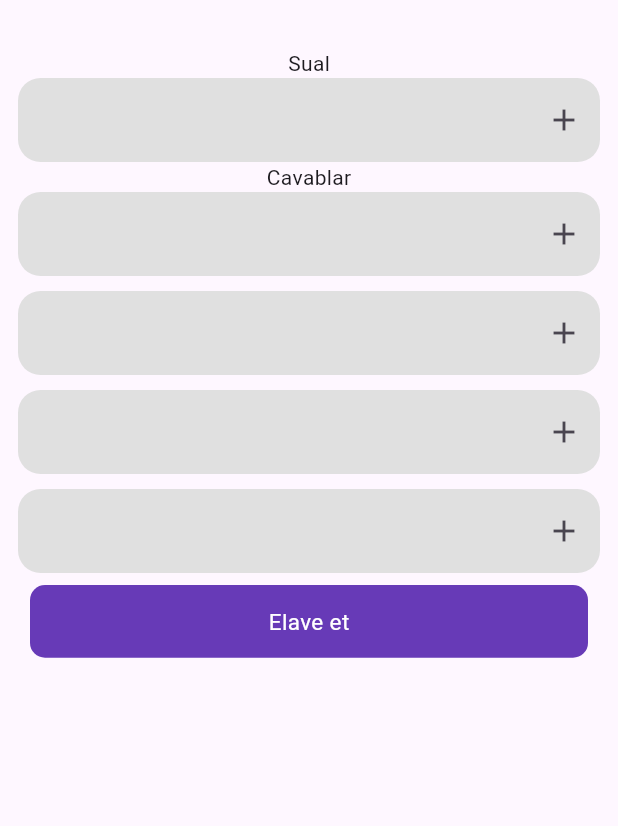
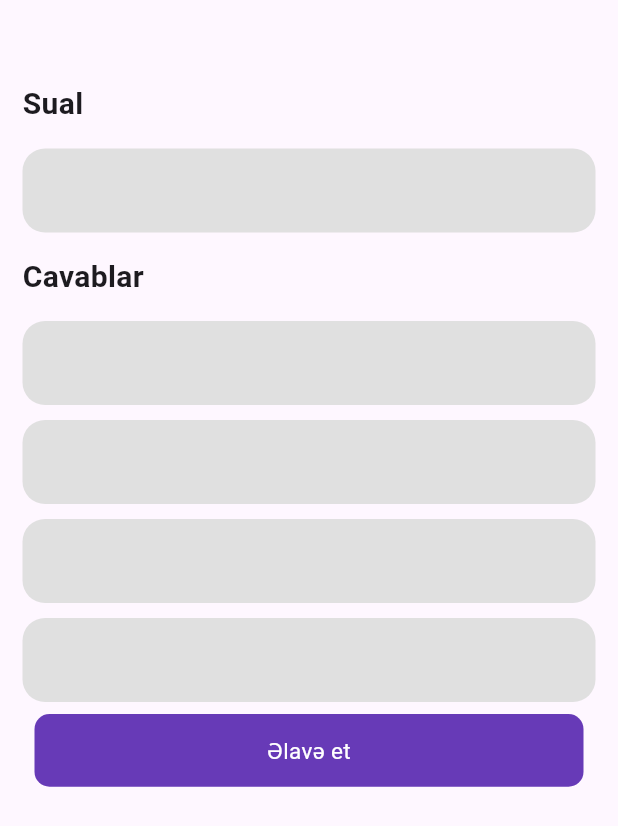
Before and after one commit to mrkzqsmv/Smart-Quiz-Game-with-Flutter-Dart-and-Firebase, a Flutter app: the BottomNavBar screen opened directly, item 3 of the bottom bar chosen, after a tap on "Sual Yarat", on a phone screen of 412 x 824 dp. Shown: the top 826 px of the screen. Run offline on Flutter 3.47's test engine with Material 3 defaults, Android fonts, the phone set to English and light mode, and no system bars; our stand-ins replace cloud_firestore, file_picker, firebase_auth, firebase_core, google_fonts, ionicons and 1 more; accounts and stored records are empty; Roboto replaces fonts that are missing (Quando).

Commit message:
fourth commit

```diff
--- a/lib/add_quizes/add_quiz_page.dart
+++ b/lib/add_quizes/add_quiz_page.dart
@@ -1,4 +1,5 @@
 import 'package:flutter/material.dart';
+import 'package:google_fonts/google_fonts.dart';
 import 'package:tetbiq/models/first_quiz_model.dart';
 import 'package:tetbiq/widgets/button_widget.dart';
 import 'package:tetbiq/widgets/text_form_field.dart';
@@ -21,16 +22,39 @@ class _AddQuizMainPageState extends State<AddQuizMainPage> {
   Widget build(BuildContext context) {
     return SafeArea(
       child: Scaffold(
-        body: Padding(
-          padding: const EdgeInsets.all(12.0),
+        body: SingleChildScrollView(
+          child: Padding(
+            padding: const EdgeInsets.all(15.0),
             child: Column(
+              crossAxisAlignment: CrossAxisAlignment.start,
               children: [
                 const SizedBox(
-                height: 20,
+                  height: 40,
                 ),
-              const Text('Sual'),
+                Text(
+                  'Sual',
+                  style: GoogleFonts.quando(
+                    fontSize: 20,
+                    fontWeight: FontWeight.bold,
+                  ),
+                ),
+                const SizedBox(
+                  height: 15,
+                ),
                 TextFormFieldWidget(controller: questionController),
-              const Text('Cavablar'),
+                const SizedBox(
+                  height: 15,
+                ),
+                Text(
+                  'Cavablar',
+                  style: GoogleFonts.quando(
+                    fontSize: 20,
+                    fontWeight: FontWeight.bold,
+                  ),
+                ),
+                const SizedBox(
+                  height: 15,
+                ),
                 TextFormFieldWidget(controller: answer1Controller),
                 const SizedBox(
                   height: 10,
@@ -51,10 +75,11 @@ class _AddQuizMainPageState extends State<AddQuizMainPage> {
                   },
                   child: const ButtonWidget(
                       color: Colors.deepPurple,
-                    text: 'Elave et',
+                      text: 'Əlavə et',
                       txtColor: Colors.white),
                 )
               ],
+            ),
           ),
         ),
       ),
@@ -63,15 +88,12 @@ class _AddQuizMainPageState extends State<AddQuizMainPage> {
 
   void addNewQuestion() {
     questionList.add(
-      Question(
-        questionController.text,
-        [
+      Question(questionController.text, [
         Answer(answerText: answer1Controller.text, isCorrect: false),
         Answer(answerText: answer2Controller.text, isCorrect: true),
         Answer(answerText: answer3Controller.text, isCorrect: false),
         Answer(answerText: answer4Controller.text, isCorrect: false),
-        ]
-      ),
+      ]),
     );
   }
 }
--- a/lib/bottom_nav_bar/bottom_nav_bar.dart
+++ b/lib/bottom_nav_bar/bottom_nav_bar.dart
@@ -1,11 +1,14 @@
+// ignore_for_file: library_private_types_in_public_api
+
 import 'package:flutter/material.dart';
-import 'package:google_fonts/google_fonts.dart';
 import 'package:tetbiq/add_quizes/add_quiz.dart';
 import 'package:tetbiq/pages/profile_pages/profile_page.dart';
 import 'package:tetbiq/pages/profile_pages/settings_page.dart';
 import 'package:tetbiq/pages/profile_pages/users_profile.dart';
 
 class BottomNavBar extends StatefulWidget {
+  const BottomNavBar({super.key});
+
   @override
   _BottomNavBarState createState() => _BottomNavBarState();
 }
--- a/lib/models/first_quiz_model.dart
+++ b/lib/models/first_quiz_model.dart
@@ -108,7 +108,7 @@ List<Question> getQuestions() {
       'Kimyəvi nisbətdə genərləşmə teorisini kim təklif edib?',
       [
         Answer(answerText: 'Albert Aynshteyn', isCorrect: true),
-        Answer(answerText: 'İsaak Nüton', isCorrect: false),
+        Answer(answerText: 'İsaak Nyuton', isCorrect: false),
         Answer(answerText: 'Qalileo Qalilei', isCorrect: false),
         Answer(answerText: 'Stiven Haukinq', isCorrect: false),
       ],
--- a/lib/pages/profile_pages/profile_page.dart
+++ b/lib/pages/profile_pages/profile_page.dart
@@ -4,9 +4,7 @@ import 'package:flutter/material.dart';
 import 'package:google_fonts/google_fonts.dart';
 import 'package:ionicons/ionicons.dart';
 import 'package:tetbiq/add_quizes/add_quiz.dart';
-import 'package:tetbiq/bottom_nav_bar/bottom_nav_bar.dart';
 import 'package:tetbiq/pages/login_and_register/login_page.dart';
-import 'package:tetbiq/pages/profile_pages/settings_page.dart';
 import 'package:tetbiq/pages/profile_pages/users_profile.dart';
 import 'package:tetbiq/quizes/categories.dart';
 import 'package:tetbiq/widgets/button_widget.dart';
@@ -65,14 +63,13 @@ class _ProfilePageState extends State<ProfilePage> {
                         width: 10,
                       ),
                       Text(
-                        'Salam, Yeni İstifadəçi',
+                        'Xoş gəlmisiniz',
                         style: GoogleFonts.roboto(
                             fontSize: 20,
                             fontWeight: FontWeight.bold,
                             color: Colors.black),
                       ),
-                      Container(
-                        child: Row(
+                      Row(
                         children: [
                           const Icon(Icons.search),
                           IconButton(
@@ -84,6 +81,7 @@ class _ProfilePageState extends State<ProfilePage> {
                                     builder: (context) => const LoginPage(),
                                   ),
                                 );
+                                debugPrint('cixis edildi');
                               } catch (e) {
                                 debugPrint(e.toString());
                               }
@@ -93,7 +91,6 @@ class _ProfilePageState extends State<ProfilePage> {
                             ),
                           )
                         ],
-                        ),
                       ),
                     ],
                   ),
@@ -116,19 +113,22 @@ class _ProfilePageState extends State<ProfilePage> {
                               const Icon(
                                 Ionicons.file_tray,
                                 size: 30,
-                              )),
+                              ),
+                              const AddQuizScreen()),
                           createColumn(
                               'Oyna',
                               const Icon(
                                 Ionicons.play,
                                 size: 30,
-                              )),
+                              ),
+                              const Categories()),
                           createColumn(
                               'Oyunçular',
                               const Icon(
                                 Ionicons.people,
                                 size: 30,
-                              )),
+                              ),
+                              const UsersPage()),
                         ],
                       ),
                     ],
@@ -213,7 +213,7 @@ class _ProfilePageState extends State<ProfilePage> {
                     child: ListView(
                       scrollDirection: Axis.horizontal,
                       children: <Widget>[
-                        Container(
+                        SizedBox(
                           width: 160.0,
                           child: Column(
                             crossAxisAlignment: CrossAxisAlignment.start,
@@ -236,7 +236,7 @@ class _ProfilePageState extends State<ProfilePage> {
                             ],
                           ),
                         ),
-                        Container(
+                        SizedBox(
                           width: 160.0,
                           child: Column(
                             mainAxisAlignment: MainAxisAlignment.center,
@@ -259,7 +259,7 @@ class _ProfilePageState extends State<ProfilePage> {
                             ],
                           ),
                         ),
-                        Container(
+                        SizedBox(
                           width: 160.0,
                           child: Column(
                             crossAxisAlignment: CrossAxisAlignment.start,
@@ -271,9 +271,11 @@ class _ProfilePageState extends State<ProfilePage> {
                                   width: 120,
                                 ),
                               ),
+                              const SizedBox(
+                                height: 5,
+                              ),
                               Text(
                                 'Walk around the world with\n Geography Quiz',
-                                textAlign: TextAlign.center,
                                 style: GoogleFonts.quando(
                                     color: Colors.white,
                                     fontSize: 13,
@@ -329,15 +331,21 @@ class _ProfilePageState extends State<ProfilePage> {
     );
   }
 
-  createColumn(String text, Icon icon) {
-    return Column(
+  createColumn(String text, Icon icon, Widget ref) {
+    return InkWell(
+      onTap: () {
+        Navigator.push(context, MaterialPageRoute(builder: (context) => ref));
+      },
+      child: Column(
         children: [
           Text(
             text,
-          style: GoogleFonts.quando(fontSize: 15, fontWeight: FontWeight.bold),
+            style:
+                GoogleFonts.quando(fontSize: 15, fontWeight: FontWeight.bold),
           ),
           icon,
         ],
+      ),
     );
   }
 
--- a/lib/pages/profile_pages/users_profile.dart
+++ b/lib/pages/profile_pages/users_profile.dart
@@ -1,7 +1,6 @@
 import 'package:cloud_firestore/cloud_firestore.dart';
 import 'package:flutter/material.dart';
 import 'package:google_fonts/google_fonts.dart';
-import 'package:tetbiq/pages/profile_pages/profile_page.dart';
 
 class UsersPage extends StatefulWidget {
   const UsersPage({super.key});
--- a/lib/pages/provider/auth_provider.dart
+++ b/lib/pages/provider/auth_provider.dart
@@ -1,6 +1,4 @@
 import 'package:firebase_auth/firebase_auth.dart';
-import 'package:flutter/material.dart';
-import 'package:provider/provider.dart';
 
 class Auth {
   final FirebaseAuth _auth = FirebaseAuth.instance;
--- a/lib/widgets/text_form_field.dart
+++ b/lib/widgets/text_form_field.dart
@@ -1,3 +1,5 @@
+// ignore_for_file: must_be_immutable
+
 import 'package:flutter/material.dart';
 
 class TextFormFieldWidget extends StatefulWidget {
@@ -13,9 +15,6 @@ class _TextFormFieldWidgetState extends State<TextFormFieldWidget> {
   Widget build(BuildContext context) {
     return TextFormField(
       decoration: InputDecoration(
-        suffixIcon: IconButton(onPressed: (){
-
-        }, icon: const Icon(Icons.add)),
         filled: true,
         fillColor: Colors.grey.shade300,
         border: OutlineInputBorder(
--- a/pubspec.yaml
+++ b/pubspec.yaml
@@ -17,6 +17,7 @@ dependencies:
   firebase_storage: ^11.5.3
   flutter:
     sdk: flutter
+  flutter_launcher_icons: ^0.13.1
   google_fonts: ^6.1.0
   image_picker: ^1.0.4
   ionicons: ^0.2.2
@@ -32,6 +33,7 @@ dev_dependencies:
     sdk: flutter
   flutter_lints: ^2.0.0
 
+
 flutter:
   uses-material-design: true
   assets:
```
Also changed, not shown: lib/main.dart (+0 -9 lines), lib/pages/login_and_register/login_page.dart (+33 -7 lines), lib/pages/profile_pages/settings_page.dart (+6 -4 lines), lib/quizes/first_quiz_game.dart (+13 -17 lines), lib/quizes/true_false_quiz.dart (+44 -15 lines), lib/quizes/type_answer_quiz.dart (+25 -57 lines), assets/images/azerintel_logo.png (added), pubspec.lock, 2 other files. Lines whose indentation alone changed are shown as unchanged.
